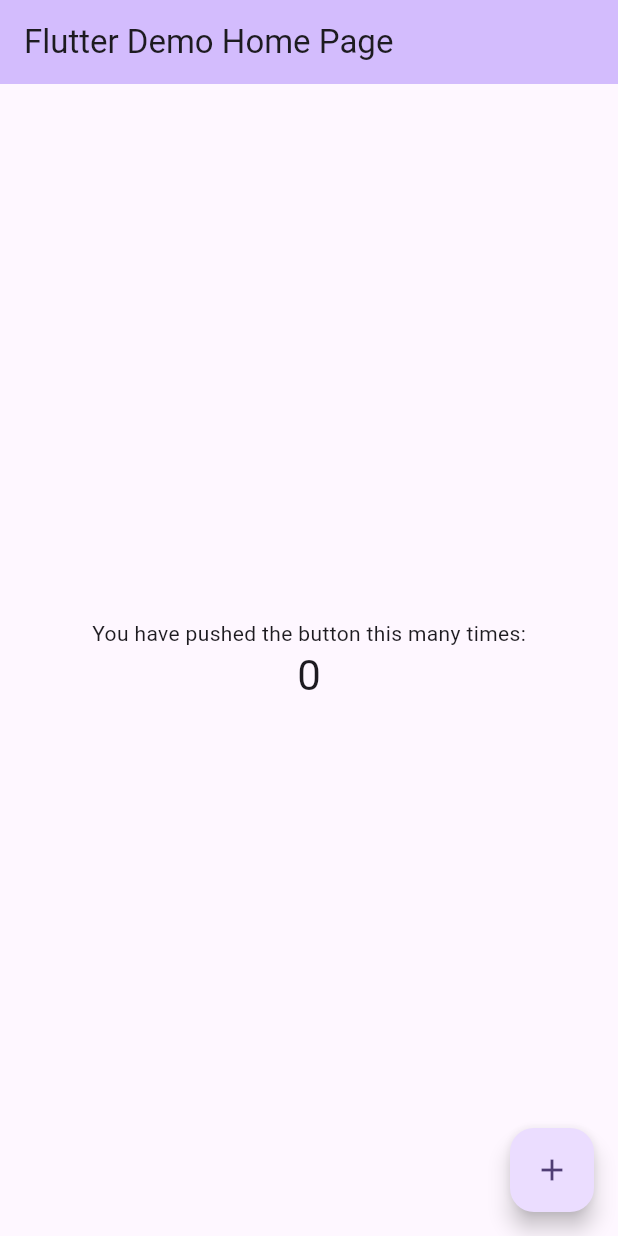
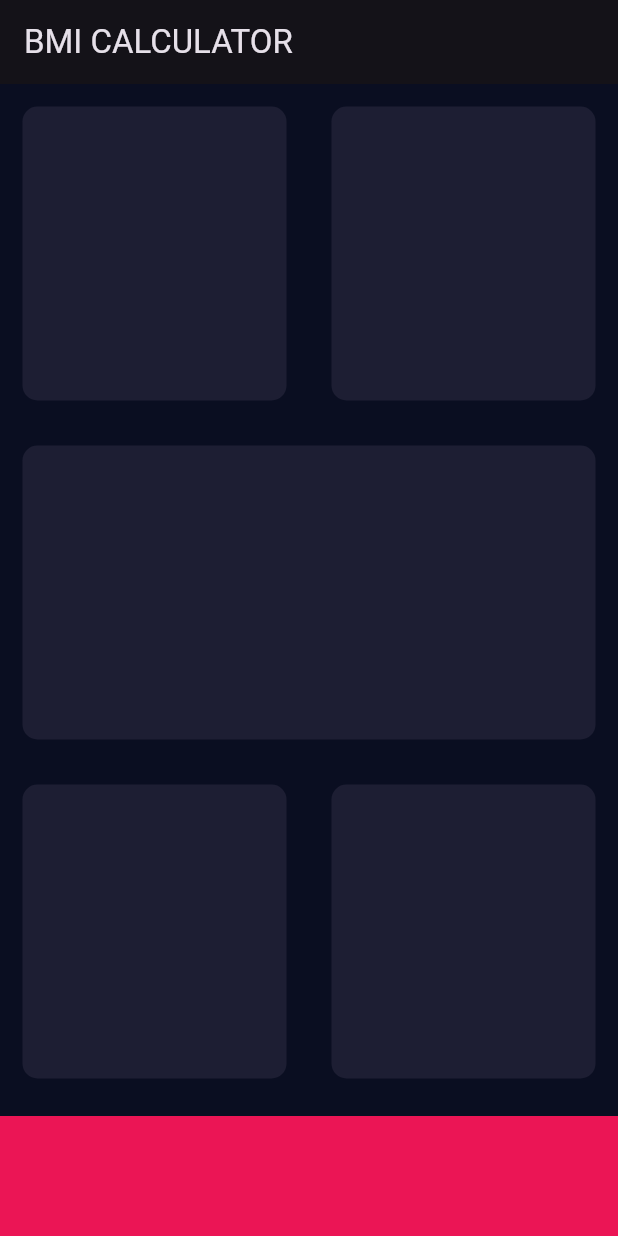
Before and after one commit to Pcode13/BMI_Calculator, a Flutter app: the screen it shows after launch, on a phone screen of 412 x 824 dp. Run offline on Flutter 3.47's test engine with Material 3 defaults, Android fonts, the phone set to English and light mode, and no system bars.

Commit message:
BMI Layout design

```diff
--- /dev/null
+++ b/lib/input_page.dart
@@ -0,0 +1,65 @@
+import 'package:flutter/material.dart';
+
+const bottomContainerHeight = 80.0;
+const activeCardColor = Color(0xFF1D1E33);
+const bottomContainerColor = Color(0xFFEB1555);
+
+class InputPage extends StatefulWidget {
+  @override
+  _InputPageState createState() => _InputPageState();
+}
+
+class _InputPageState extends State<InputPage> {
+  @override
+  Widget build(BuildContext context) {
+    return Scaffold(
+      appBar: AppBar(title: Text('BMI CALCULATOR')),
+      body: Column(
+        children: <Widget>[
+          Expanded(
+            child: Row(
+              children: <Widget>[
+                Expanded(child: ReusableCard(colour: activeCardColor)),
+                Expanded(child: ReusableCard(colour: activeCardColor)),
+              ],
+            ),
+          ),
+          Expanded(child: ReusableCard(colour:activeCardColor)),
+          Expanded(
+            child: Row(
+              children: <Widget>[
+                Expanded(child: ReusableCard(colour: activeCardColor)),
+                Expanded(child: ReusableCard(colour: activeCardColor)),
+              ],
+            ),
+          ),
+          Container(
+            color: bottomContainerColor,
+            margin: EdgeInsets.only(top: 10.0),
+            width: double.infinity,
+            height: bottomContainerHeight,
+          ),
+        ],
+      ),
+    );
+  }
+}
+
+class ReusableCard extends StatelessWidget {
+  const ReusableCard({Key? key, required this.colour}) : super(key: key);
+
+  final Color colour;
+
+  @override
+  Widget build(BuildContext context) {
+    return Container(
+      margin: EdgeInsets.all(15.0),
+      decoration: BoxDecoration(
+        borderRadius: BorderRadius.circular(10.0),
+        color: colour,
+      ),
+      // width: 180.0,
+      // height: 200.0,
+    );
+  }
+}
--- a/lib/main.dart
+++ b/lib/main.dart
@@ -1,76 +1,16 @@
 import 'package:flutter/material.dart';
+import 'input_page.dart';
+void main() => runApp(BMICalculator());
 
-void main() {
-  runApp(const MyApp());
-}
-
-class MyApp extends StatelessWidget {
-  const MyApp({super.key});
-
-
+class BMICalculator extends StatelessWidget {
   @override
   Widget build(BuildContext context) {
     return MaterialApp(
-      title: 'Flutter Demo',
-      theme: ThemeData(
-
-        colorScheme: ColorScheme.fromSeed(seedColor: Colors.deepPurple),
+      theme:  ThemeData.dark().copyWith(
+        primaryColor: Color(0xFF0A0E21),
+        scaffoldBackgroundColor: Color(0xFF0A0E21),
       ),
-      home: const MyHomePage(title: 'Flutter Demo Home Page'),
+      home: InputPage(),
     );
   }
 }
-
-class MyHomePage extends StatefulWidget {
-  const MyHomePage({super.key, required this.title});
-
-
-
-  final String title;
-
-  @override
-  State<MyHomePage> createState() => _MyHomePageState();
-}
-
-class _MyHomePageState extends State<MyHomePage> {
-  int _counter = 0;
-
-  void _incrementCounter() {
-    setState(() {
-
-      _counter++;
-    });
-  }
-
-  @override
-  Widget build(BuildContext context) {
-
-    return Scaffold(
-      appBar: AppBar(
-
-        backgroundColor: Theme.of(context).colorScheme.inversePrimary,
-
-        title: Text(widget.title),
-      ),
-      body: Center(
-
-        child: Column(
-
-          mainAxisAlignment: MainAxisAlignment.center,
-          children: <Widget>[
-            const Text('You have pushed the button this many times:'),
-            Text(
-              '$_counter',
-              style: Theme.of(context).textTheme.headlineMedium,
-            ),
-          ],
-        ),
-      ),
-      floatingActionButton: FloatingActionButton(
-        onPressed: _incrementCounter,
-        tooltip: 'Increment',
-        child: const Icon(Icons.add),
-      ), // This trailing comma makes auto-formatting nicer for build methods.
-    );
-  }
-}
```
Also changed, not shown: 5 other files.
